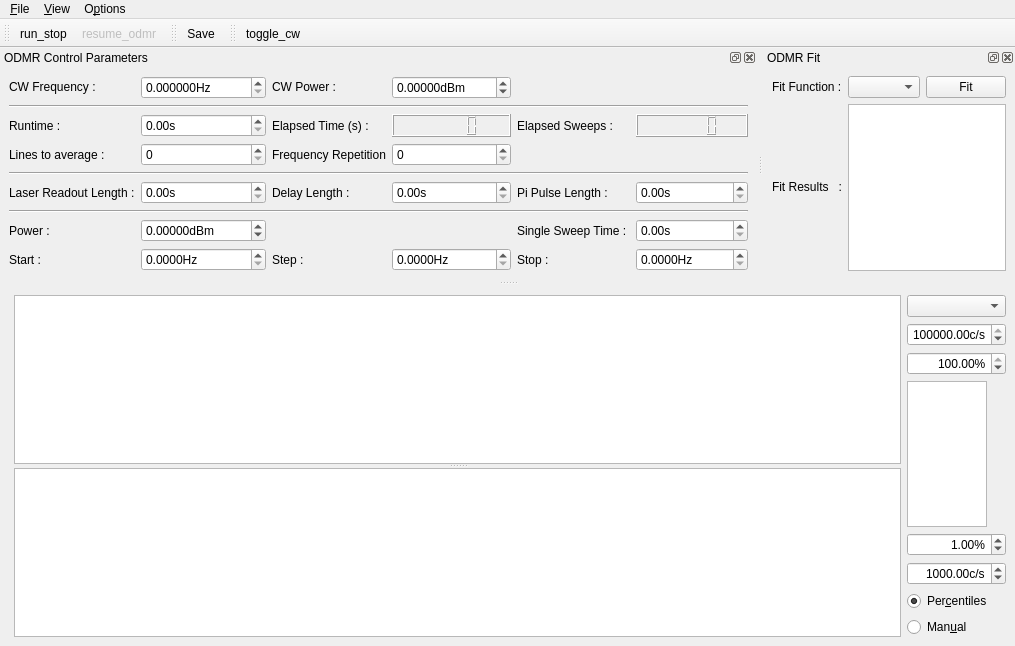
The window that gui/awgpulsedodmr/ui_odmrgui.ui (projecthira/qudi-hira) describes before a commit, drawn with Qt 5.
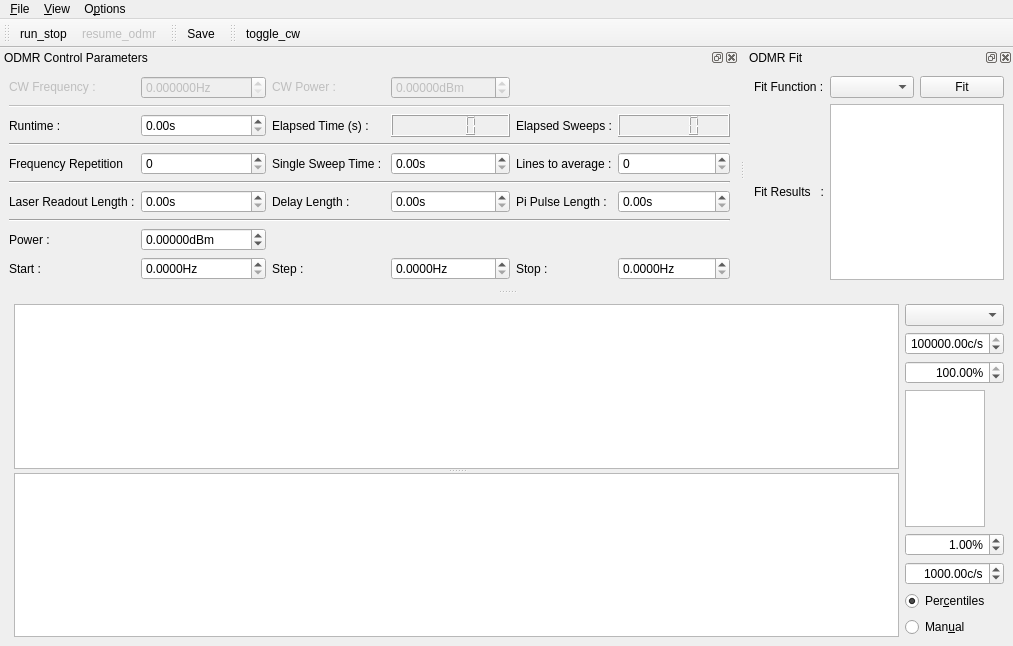
The same window after the commit. Icons and pictures are not drawn. Custom widgets are drawn as their Qt base class.

Commit message: Fixed issue with laser not switching off during ODMR stoprequested. Minor GUI improvements.

```diff
--- a/gui/awgpulsedodmr/ui_odmrgui.ui
+++ b/gui/awgpulsedodmr/ui_odmrgui.ui
@@ -289,6 +289,9 @@
     <layout class="QGridLayout" name="gridLayout">
      <item row="0" column="0">
       <widget class="QLabel" name="label">
+       <property name="enabled">
+        <bool>false</bool>
+       </property>
        <property name="sizePolicy">
         <sizepolicy hsizetype="Minimum" vsizetype="Fixed">
          <horstretch>0</horstretch>
@@ -300,61 +303,80 @@
        </property>
       </widget>
      </item>
-     <item row="5" column="3">
-      <widget class="ScienDSpinBox" name="delay_length_doubleSpinBox">
-       <property name="suffix">
-        <string>s</string>
+     <item row="5" column="1">
+      <widget class="QDoubleSpinBox" name="freq_repetition_doubleSpinBox">
+       <property name="decimals">
+        <number>0</number>
+       </property>
+       <property name="maximum">
+        <double>1000000.000000000000000</double>
+       </property>
+      </widget>
+     </item>
+     <item row="4" column="0" colspan="6">
+      <widget class="Line" name="line_3">
+       <property name="sizePolicy">
+        <sizepolicy hsizetype="Minimum" vsizetype="Fixed">
+         <horstretch>0</horstretch>
+         <verstretch>0</verstretch>
+        </sizepolicy>
+       </property>
+       <property name="orientation">
+        <enum>Qt::Horizontal</enum>
        </property>
       </widget>
      </item>
      <item row="5" column="0">
-      <widget class="QLabel" name="label_16">
+      <widget class="QLabel" name="label_11">
        <property name="text">
-        <string>Laser Readout Length :</string>
+        <string>Frequency Repetition</string>
        </property>
       </widget>
      </item>
-     <item row="2" column="5">
-      <widget class="QLCDNumber" name="elapsed_sweeps_DisplayWidget"/>
-     </item>
-     <item row="2" column="1">
-      <widget class="QDoubleSpinBox" name="runtime_DoubleSpinBox">
-       <property name="sizePolicy">
-        <sizepolicy hsizetype="Minimum" vsizetype="Fixed">
-         <horstretch>0</horstretch>
-         <verstretch>0</verstretch>
-        </sizepolicy>
-       </property>
-       <property name="suffix">
-        <string>s</string>
-       </property>
-       <property name="maximum">
-        <double>10000000.000000000000000</double>
-       </property>
-      </widget>
-     </item>
-     <item row="9" column="2">
-      <widget class="QLabel" name="label_4">
-       <property name="sizePolicy">
-        <sizepolicy hsizetype="Minimum" vsizetype="Minimum">
-         <horstretch>0</horstretch>
-         <verstretch>0</verstretch>
-        </sizepolicy>
-       </property>
-       <property name="text">
-        <string>Step :</string>
-       </property>
-      </widget>
-     </item>
-     <item row="5" column="4">
+     <item row="7" column="4">
       <widget class="QLabel" name="label_14">
        <property name="text">
         <string>Pi Pulse Length :</string>
        </property>
       </widget>
      </item>
+     <item row="7" column="2">
+      <widget class="QLabel" name="label_15">
+       <property name="text">
+        <string>Delay Length :</string>
+       </property>
+      </widget>
+     </item>
+     <item row="0" column="3">
+      <widget class="ScienDSpinBox" name="cw_power_DoubleSpinBox">
+       <property name="enabled">
+        <bool>false</bool>
+       </property>
+       <property name="sizePolicy">
+        <sizepolicy hsizetype="Minimum" vsizetype="Fixed">
+         <horstretch>0</horstretch>
+         <verstretch>0</verstretch>
+        </sizepolicy>
+       </property>
+       <property name="suffix">
+        <string>dBm</string>
+       </property>
+       <property name="decimals">
+        <number>5</number>
+       </property>
+       <property name="minimum">
+        <double>-1000.000000000000000</double>
+       </property>
+       <property name="maximum">
+        <double>100.000000000000000</double>
+       </property>
+      </widget>
+     </item>
      <item row="0" column="2">
       <widget class="QLabel" name="label_6">
+       <property name="enabled">
+        <bool>false</bool>
+       </property>
        <property name="sizePolicy">
         <sizepolicy hsizetype="Minimum" vsizetype="Fixed">
          <horstretch>0</horstretch>
@@ -366,8 +388,8 @@
        </property>
       </widget>
      </item>
-     <item row="2" column="2">
-      <widget class="QLabel" name="label_8">
+     <item row="11" column="0">
+      <widget class="QLabel" name="label_3">
        <property name="sizePolicy">
         <sizepolicy hsizetype="Minimum" vsizetype="Minimum">
          <horstretch>0</horstretch>
@@ -375,103 +397,28 @@
         </sizepolicy>
        </property>
        <property name="text">
-        <string>Elapsed Time (s) :</string>
+        <string>Start :</string>
        </property>
       </widget>
      </item>
-     <item row="9" column="1">
-      <widget class="ScienDSpinBox" name="start_freq_DoubleSpinBox">
+     <item row="2" column="4">
+      <widget class="QLabel" name="label_10">
        <property name="sizePolicy">
-        <sizepolicy hsizetype="Minimum" vsizetype="Fixed">
-         <horstretch>0</horstretch>
-         <verstretch>0</verstretch>
-        </sizepolicy>
-       </property>
-       <property name="suffix">
-        <string>Hz</string>
-       </property>
-       <property name="decimals">
-        <number>4</number>
-       </property>
-       <property name="maximum">
-        <double>1000000000.000000000000000</double>
-       </property>
-      </widget>
-     </item>
-     <item row="7" column="0" colspan="6">
-      <widget class="Line" name="line">
-       <property name="orientation">
-        <enum>Qt::Horizontal</enum>
-       </property>
-      </widget>
-     </item>
-     <item row="3" column="1">
-      <widget class="QSpinBox" name="average_level_SpinBox">
-       <property name="minimum">
-        <number>0</number>
-       </property>
-       <property name="maximum">
-        <number>1000</number>
-       </property>
-       <property name="singleStep">
-        <number>1</number>
-       </property>
-       <property name="value">
-        <number>0</number>
-       </property>
-      </widget>
-     </item>
-     <item row="5" column="1">
-      <widget class="ScienDSpinBox" name="laser_readout_length_doubleSpinBox">
-       <property name="suffix">
-        <string>s</string>
-       </property>
-      </widget>
-     </item>
-     <item row="9" column="4">
-      <widget class="QLabel" name="label_5">
-       <property name="sizePolicy">
         <sizepolicy hsizetype="Minimum" vsizetype="Minimum">
          <horstretch>0</horstretch>
          <verstretch>0</verstretch>
         </sizepolicy>
        </property>
        <property name="text">
-        <string>Stop :</string>
-       </property>
-      </widget>
-     </item>
-     <item row="3" column="0">
-      <widget class="QLabel" name="average_label">
-       <property name="text">
-        <string>Lines to average :</string>
-       </property>
-      </widget>
-     </item>
-     <item row="9" column="5">
-      <widget class="ScienDSpinBox" name="stop_freq_DoubleSpinBox">
-       <property name="sizePolicy">
-        <sizepolicy hsizetype="Minimum" vsizetype="Fixed">
-         <horstretch>0</horstretch>
-         <verstretch>0</verstretch>
-        </sizepolicy>
-       </property>
-       <property name="suffix">
-        <string>Hz</string>
-       </property>
-       <property name="decimals">
-        <number>4</number>
-       </property>
-       <property name="minimum">
-        <double>0.000000000000000</double>
-       </property>
-       <property name="maximum">
-        <double>1000000000.000000000000000</double>
+        <string>Elapsed Sweeps :</string>
        </property>
       </widget>
      </item>
      <item row="0" column="1">
       <widget class="ScienDSpinBox" name="cw_frequency_DoubleSpinBox">
+       <property name="enabled">
+        <bool>false</bool>
+       </property>
        <property name="sizePolicy">
         <sizepolicy hsizetype="Minimum" vsizetype="Fixed">
          <horstretch>0</horstretch>
@@ -492,8 +439,34 @@
        </property>
       </widget>
      </item>
-     <item row="2" column="0">
-      <widget class="QLabel" name="label_7">
+     <item row="7" column="1">
+      <widget class="ScienDSpinBox" name="laser_readout_length_doubleSpinBox">
+       <property name="suffix">
+        <string>s</string>
+       </property>
+      </widget>
+     </item>
+     <item row="11" column="1">
+      <widget class="ScienDSpinBox" name="start_freq_DoubleSpinBox">
+       <property name="sizePolicy">
+        <sizepolicy hsizetype="Minimum" vsizetype="Fixed">
+         <horstretch>0</horstretch>
+         <verstretch>0</verstretch>
+        </sizepolicy>
+       </property>
+       <property name="suffix">
+        <string>Hz</string>
+       </property>
+       <property name="decimals">
+        <number>4</number>
+       </property>
+       <property name="maximum">
+        <double>1000000000.000000000000000</double>
+       </property>
+      </widget>
+     </item>
+     <item row="11" column="2">
+      <widget class="QLabel" name="label_4">
        <property name="sizePolicy">
         <sizepolicy hsizetype="Minimum" vsizetype="Minimum">
          <horstretch>0</horstretch>
@@ -501,18 +474,70 @@
         </sizepolicy>
        </property>
        <property name="text">
-        <string>Runtime :</string>
+        <string>Step :</string>
        </property>
       </widget>
      </item>
-     <item row="5" column="5">
+     <item row="10" column="1">
+      <widget class="ScienDSpinBox" name="sweep_power_DoubleSpinBox">
+       <property name="sizePolicy">
+        <sizepolicy hsizetype="Minimum" vsizetype="Fixed">
+         <horstretch>0</horstretch>
+         <verstretch>0</verstretch>
+        </sizepolicy>
+       </property>
+       <property name="suffix">
+        <string>dBm</string>
+       </property>
+       <property name="decimals">
+        <number>5</number>
+       </property>
+       <property name="minimum">
+        <double>-1000.000000000000000</double>
+       </property>
+       <property name="maximum">
+        <double>100.000000000000000</double>
+       </property>
+      </widget>
+     </item>
+     <item row="9" column="0" colspan="6">
+      <widget class="Line" name="line">
+       <property name="orientation">
+        <enum>Qt::Horizontal</enum>
+       </property>
+      </widget>
+     </item>
+     <item row="2" column="1">
+      <widget class="QDoubleSpinBox" name="runtime_DoubleSpinBox">
+       <property name="sizePolicy">
+        <sizepolicy hsizetype="Minimum" vsizetype="Fixed">
+         <horstretch>0</horstretch>
+         <verstretch>0</verstretch>
+        </sizepolicy>
+       </property>
+       <property name="suffix">
+        <string>s</string>
+       </property>
+       <property name="maximum">
+        <double>10000000.000000000000000</double>
+       </property>
+      </widget>
+     </item>
+     <item row="7" column="0">
+      <widget class="QLabel" name="label_16">
+       <property name="text">
+        <string>Laser Readout Length :</string>
+       </property>
+      </widget>
+     </item>
+     <item row="7" column="5">
       <widget class="ScienDSpinBox" name="pi_pulse_length_doubleSpinBox">
        <property name="suffix">
         <string>s</string>
        </property>
       </widget>
      </item>
-     <item row="8" column="0">
+     <item row="10" column="0">
       <widget class="QLabel" name="label_2">
        <property name="sizePolicy">
         <sizepolicy hsizetype="Minimum" vsizetype="Minimum">
@@ -525,8 +550,29 @@
        </property>
       </widget>
      </item>
-     <item row="9" column="0">
-      <widget class="QLabel" name="label_3">
+     <item row="7" column="3">
+      <widget class="ScienDSpinBox" name="delay_length_doubleSpinBox">
+       <property name="suffix">
+        <string>s</string>
+       </property>
+      </widget>
+     </item>
+     <item row="5" column="2">
+      <widget class="QLabel" name="label_13">
+       <property name="text">
+        <string>Single Sweep Time : </string>
+       </property>
+      </widget>
+     </item>
+     <item row="5" column="3">
+      <widget class="ScienDSpinBox" name="single_sweep_time_doubleSpinBox">
+       <property name="suffix">
+        <string>s</string>
+       </property>
+      </widget>
+     </item>
+     <item row="2" column="2">
+      <widget class="QLabel" name="label_8">
        <property name="sizePolicy">
         <sizepolicy hsizetype="Minimum" vsizetype="Minimum">
          <horstretch>0</horstretch>
@@ -534,12 +580,53 @@
         </sizepolicy>
        </property>
        <property name="text">
-        <string>Start :</string>
+        <string>Elapsed Time (s) :</string>
+       </property>
+      </widget>
+     </item>
+     <item row="2" column="3">
+      <widget class="QLCDNumber" name="elapsed_time_DisplayWidget">
+       <property name="sizePolicy">
+        <sizepolicy hsizetype="Minimum" vsizetype="Minimum">
+         <horstretch>0</horstretch>
+         <verstretch>0</verstretch>
+        </sizepolicy>
+       </property>
+      </widget>
+     </item>
+     <item row="2" column="5">
+      <widget class="QLCDNumber" name="elapsed_sweeps_DisplayWidget"/>
+     </item>
+     <item row="11" column="3">
+      <widget class="ScienDSpinBox" name="step_freq_DoubleSpinBox">
+       <property name="sizePolicy">
+        <sizepolicy hsizetype="Minimum" vsizetype="Fixed">
+         <horstretch>0</horstretch>
+         <verstretch>0</verstretch>
+        </sizepolicy>
+       </property>
+       <property name="suffix">
+        <string>Hz</string>
+       </property>
+       <property name="decimals">
+        <number>4</number>
+       </property>
+       <property name="minimum">
+        <double>0.000000000000000</double>
+       </property>
+       <property name="maximum">
+        <double>1000000000.000000000000000</double>
+       </property>
+       <property name="singleStep">
+        <double>0.100000000000000</double>
        </property>
       </widget>
      </item>
      <item row="1" column="0" colspan="6">
       <widget class="Line" name="line_2">
+       <property name="enabled">
+        <bool>false</bool>
+       </property>
        <property name="minimumSize">
         <size>
          <width>0</width>
@@ -557,47 +644,21 @@
        </property>
       </widget>
      </item>
-     <item row="5" column="2">
-      <widget class="QLabel" name="label_15">
-       <property name="text">
-        <string>Delay Length :</string>
-       </property>
-      </widget>
-     </item>
-     <item row="2" column="3">
-      <widget class="QLCDNumber" name="elapsed_time_DisplayWidget">
+     <item row="11" column="4">
+      <widget class="QLabel" name="label_5">
        <property name="sizePolicy">
         <sizepolicy hsizetype="Minimum" vsizetype="Minimum">
          <horstretch>0</horstretch>
          <verstretch>0</verstretch>
         </sizepolicy>
        </property>
-      </widget>
-     </item>
-     <item row="8" column="1">
-      <widget class="ScienDSpinBox" name="sweep_power_DoubleSpinBox">
-       <property name="sizePolicy">
-        <sizepolicy hsizetype="Minimum" vsizetype="Fixed">
-         <horstretch>0</horstretch>
-         <verstretch>0</verstretch>
-        </sizepolicy>
+       <property name="text">
+        <string>Stop :</string>
        </property>
-       <property name="suffix">
-        <string>dBm</string>
-       </property>
-       <property name="decimals">
-        <number>5</number>
-       </property>
-       <property name="minimum">
-        <double>-1000.000000000000000</double>
-       </property>
-       <property name="maximum">
-        <double>100.000000000000000</double>
-       </property>
       </widget>
      </item>
-     <item row="9" column="3">
-      <widget class="ScienDSpinBox" name="step_freq_DoubleSpinBox">
+     <item row="11" column="5">
+      <widget class="ScienDSpinBox" name="stop_freq_DoubleSpinBox">
        <property name="sizePolicy">
         <sizepolicy hsizetype="Minimum" vsizetype="Fixed">
          <horstretch>0</horstretch>
@@ -616,35 +677,10 @@
        <property name="maximum">
         <double>1000000000.000000000000000</double>
        </property>
-       <property name="singleStep">
-        <double>0.100000000000000</double>
-       </property>
       </widget>
      </item>
-     <item row="0" column="3">
-      <widget class="ScienDSpinBox" name="cw_power_DoubleSpinBox">
-       <property name="sizePolicy">
-        <sizepolicy hsizetype="Minimum" vsizetype="Fixed">
-         <horstretch>0</horstretch>
-         <verstretch>0</verstretch>
-        </sizepolicy>
-       </property>
-       <property name="suffix">
-        <string>dBm</string>
-       </property>
-       <property name="decimals">
-        <number>5</number>
-       </property>
-       <property name="minimum">
-        <double>-1000.000000000000000</double>
-       </property>
-       <property name="maximum">
-        <double>100.000000000000000</double>
-       </property>
-      </widget>
-     </item>
-     <item row="2" column="4">
-      <widget class="QLabel" name="label_10">
+     <item row="2" column="0">
+      <widget class="QLabel" name="label_7">
        <property name="sizePolicy">
         <sizepolicy hsizetype="Minimum" vsizetype="Minimum">
          <horstretch>0</horstretch>
@@ -652,51 +688,37 @@
         </sizepolicy>
        </property>
        <property name="text">
-        <string>Elapsed Sweeps :</string>
+        <string>Runtime :</string>
        </property>
       </widget>
      </item>
-     <item row="4" column="0" colspan="6">
-      <widget class="Line" name="line_3">
-       <property name="sizePolicy">
-        <sizepolicy hsizetype="Minimum" vsizetype="Fixed">
-         <horstretch>0</horstretch>
-         <verstretch>0</verstretch>
-        </sizepolicy>
-       </property>
+     <item row="6" column="0" colspan="6">
+      <widget class="Line" name="line_4">
        <property name="orientation">
         <enum>Qt::Horizontal</enum>
        </property>
       </widget>
      </item>
-     <item row="8" column="5">
-      <widget class="ScienDSpinBox" name="single_sweep_time_doubleSpinBox">
-       <property name="suffix">
-        <string>s</string>
-       </property>
-      </widget>
-     </item>
-     <item row="8" column="4">
-      <widget class="QLabel" name="label_13">
-       <property name="text">
-        <string>Single Sweep Time : </string>
-       </property>
-      </widget>
-     </item>
-     <item row="3" column="2">
-      <widget class="QLabel" name="label_11">
-       <property name="text">
-        <string>Frequency Repetition</string>
-       </property>
-      </widget>
-     </item>
-     <item row="3" column="3">
-      <widget class="QDoubleSpinBox" name="freq_repetition_doubleSpinBox">
-       <property name="decimals">
+     <item row="5" column="5">
+      <widget class="QSpinBox" name="average_level_SpinBox">
+       <property name="minimum">
         <number>0</number>
        </property>
        <property name="maximum">
-        <double>1000000.000000000000000</double>
+        <number>1000</number>
+       </property>
+       <property name="singleStep">
+        <number>1</number>
+       </property>
+       <property name="value">
+        <number>0</number>
+       </property>
+      </widget>
+     </item>
+     <item row="5" column="4">
+      <widget class="QLabel" name="average_label">
+       <property name="text">
+        <string>Lines to average :</string>
        </property>
       </widget>
      </item>
```
The commit also changes 2 other files.
